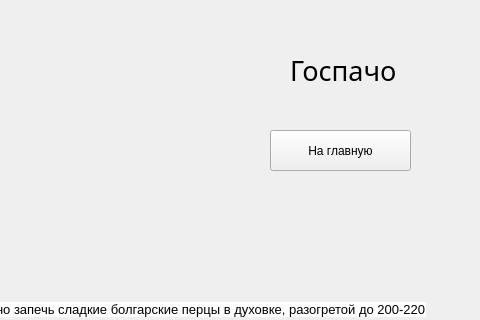
Qt form gosp.ui (YanaBuramenskaya/PyQT) before a commit; both pictures show x 130 to 610 and y 0 to 320 of the 610 by 671 pixel window.
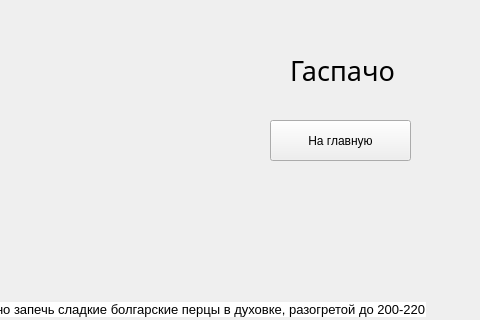
The same form after that commit. Icons and pictures are not drawn.

Patch:
```diff
--- a/gosp.ui
+++ b/gosp.ui
@@ -52,20 +52,7 @@
      </font>
     </property>
     <property name="text">
-     <string>Госпачо</string>
-    </property>
-   </widget>
-   <widget class="QPushButton" name="back">
-    <property name="geometry">
-     <rect>
-      <x>400</x>
-      <y>130</y>
-      <width>141</width>
-      <height>41</height>
-     </rect>
-    </property>
-    <property name="text">
-     <string>На главную</string>
+     <string>Гаспачо</string>
     </property>
    </widget>
    <widget class="QLabel" name="TextOf">
@@ -81,6 +68,19 @@
      <string>&lt;html&gt;&lt;head/&gt;&lt;body&gt;&lt;p&gt;&lt;span style=&quot; font-family:'-apple-system,BlinkMacSystemFont,Roboto,Helvetica Neue,sans-serif'; font-size:10pt; color:#000000; background-color:#ffffff;&quot;&gt;Для начала нужно запечь сладкие болгарские перцы в духовке, разогретой до 200-220&lt;/span&gt;&lt;/p&gt;&lt;p&gt;&lt;span style=&quot; font-family:'-apple-system,BlinkMacSystemFont,Roboto,Helvetica Neue,sans-serif'; font-size:10pt; color:#000000; background-color:#ffffff;&quot;&gt;градусов, в течение 10-15 минут. Помидоры залить кипятком на несколько минут и аккуратно &lt;/span&gt;&lt;/p&gt;&lt;p&gt;&lt;span style=&quot; font-family:'-apple-system,BlinkMacSystemFont,Roboto,Helvetica Neue,sans-serif'; font-size:10pt; color:#000000; background-color:#ffffff;&quot;&gt;снять кожицу. Перцы достать, посыпать крупной солью и очистить от кожицы. Очистить перцы &lt;/span&gt;&lt;/p&gt;&lt;p&gt;&lt;span style=&quot; font-family:'-apple-system,BlinkMacSystemFont,Roboto,Helvetica Neue,sans-serif'; font-size:10pt; color:#000000; background-color:#ffffff;&quot;&gt;от семян и нарезать. К помидорам добавить измельченные лук, чеснок и болгарский перец.&lt;/span&gt;&lt;/p&gt;&lt;p&gt;&lt;span style=&quot; font-family:'-apple-system,BlinkMacSystemFont,Roboto,Helvetica Neue,sans-serif'; font-size:10pt; color:#000000; background-color:#ffffff;&quot;&gt;Взбить блендером. Добавить несколько кусочков чиабатты или лаваша, винный уксус, соль&lt;/span&gt;&lt;/p&gt;&lt;p&gt;&lt;span style=&quot; font-family:'-apple-system,BlinkMacSystemFont,Roboto,Helvetica Neue,sans-serif'; font-size:10pt; color:#000000; background-color:#ffffff;&quot;&gt;и молотый черный перец. Снова перебить гаспачо блендером. Теперь осталось охладить в &lt;/span&gt;&lt;/p&gt;&lt;p&gt;&lt;span style=&quot; font-family:'-apple-system,BlinkMacSystemFont,Roboto,Helvetica Neue,sans-serif'; font-size:10pt; color:#000000; background-color:#ffffff;&quot;&gt;холодильнике пару часов, и холодный томатный суп гаспачо готов. &lt;/span&gt;&lt;/p&gt;&lt;/body&gt;&lt;/html&gt;</string>
     </property>
    </widget>
+   <widget class="QPushButton" name="back">
+    <property name="geometry">
+     <rect>
+      <x>400</x>
+      <y>120</y>
+      <width>141</width>
+      <height>41</height>
+     </rect>
+    </property>
+    <property name="text">
+     <string>На главную</string>
+    </property>
+   </widget>
   </widget>
   <widget class="QMenuBar" name="menubar">
    <property name="geometry">
```
